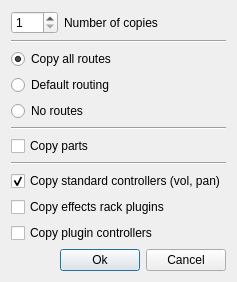
First picture: the form in muse/widgets/tracks_duplicate_base.ui, repository nengxu/lmuse, before the edit.
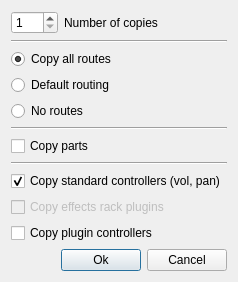
Second picture: the form after the edit.

The edit to the form file:
```diff
--- a/muse/widgets/tracks_duplicate_base.ui
+++ b/muse/widgets/tracks_duplicate_base.ui
@@ -6,7 +6,7 @@
    <rect>
     <x>0</x>
     <y>0</y>
-    <width>231</width>
+    <width>238</width>
     <height>261</height>
    </rect>
   </property>
@@ -112,6 +112,9 @@
    </item>
    <item>
     <widget class="QCheckBox" name="pluginsCheckBox">
+     <property name="enabled">
+      <bool>false</bool>
+     </property>
      <property name="text">
       <string>Copy effects rack plugins</string>
      </property>
```
